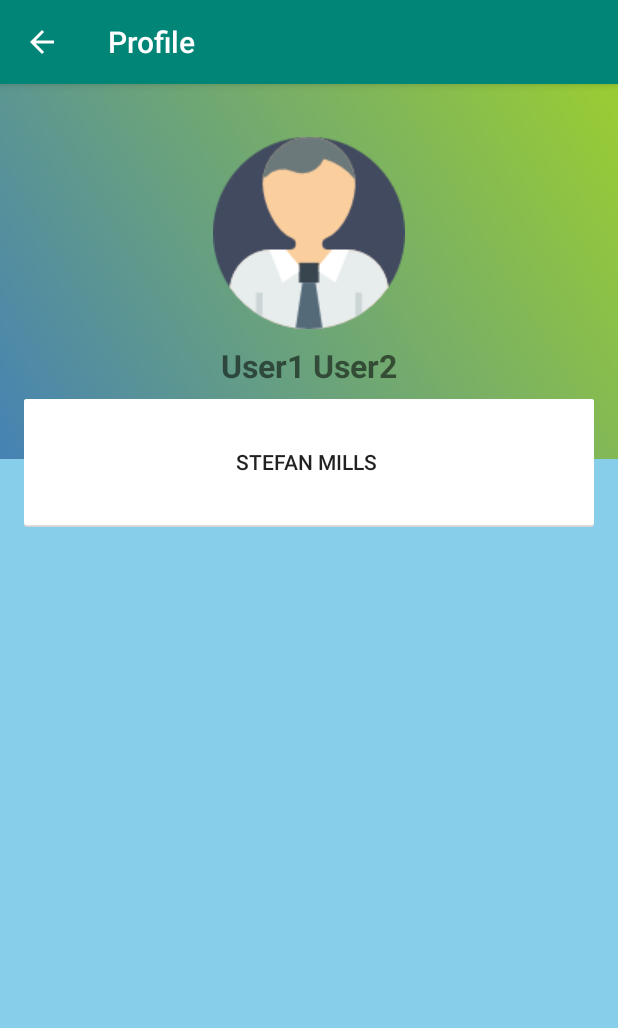
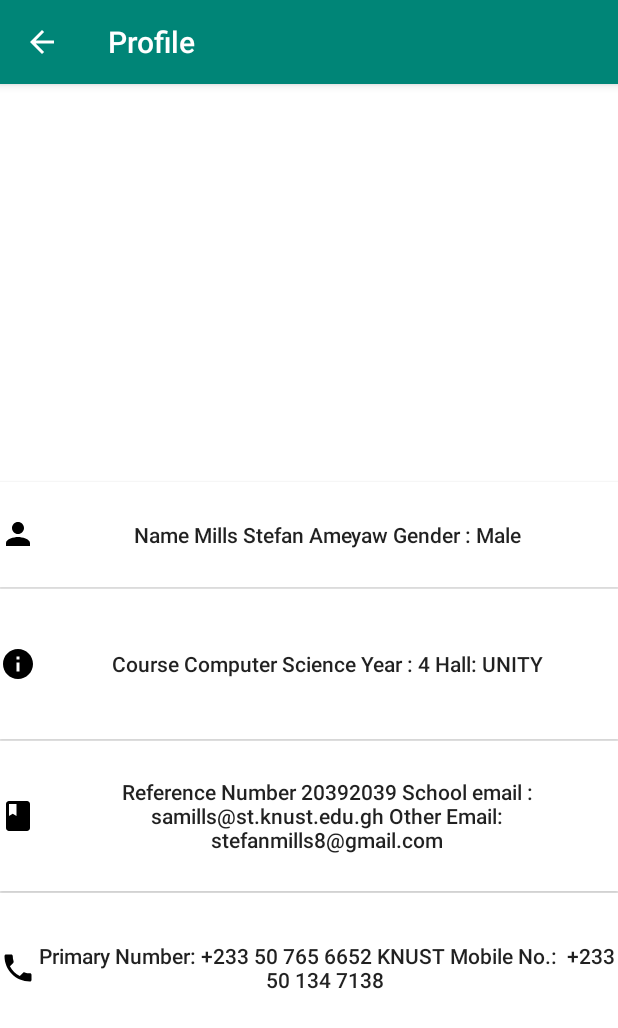
Before and after one commit to stefanmills/votingapp, an Android app: the Profile screen opened directly, with no data from a screen before it, on a phone screen of 412 x 824 dp. Shown: the top 1028 px of the screen. Run offline under Robolectric (Android 15) with nearby library versions, the phone set to English and light mode, and no system bars.

Commit message:
drawer buttons

```diff
--- a/app/src/main/java/com/example/votingapp/Settings.java
+++ b/app/src/main/java/com/example/votingapp/Settings.java
@@ -2,11 +2,17 @@ package com.example.votingapp;
 
 import android.os.Bundle;
 import android.support.annotation.Nullable;
+import android.support.v7.app.ActionBar;
 import android.support.v7.app.AppCompatActivity;
 
 public class Settings extends AppCompatActivity {
     @Override
     protected void onCreate(@Nullable Bundle savedInstanceState) {
         super.onCreate(savedInstanceState);
+
+        setContentView(R.layout.settings);
+        ActionBar actionBar = getSupportActionBar();
+        actionBar.setTitle("Settings");
+
     }
 }
--- a/app/src/main/java/com/example/votingapp/VotePage.java
+++ b/app/src/main/java/com/example/votingapp/VotePage.java
@@ -47,6 +47,12 @@ public class VotePage extends AppCompatActivity implements NavigationView.OnNavi
                     Intent share= new Intent(VotePage.this, Share.class);
                     startActivity(share);
                     return true;
+
+            case  R.id.Help:
+                Intent help= new Intent(getApplicationContext(), Help.class);
+                startActivity(help);
+                return true;
+
             case  R.id.Logout:
                 drawer.closeDrawer(Gravity.START, false);
 
--- /dev/null
+++ b/app/src/main/res/drawable/book.xml
@@ -0,0 +1,9 @@
+<vector xmlns:android="http://schemas.android.com/apk/res/android"
+        android:width="24dp"
+        android:height="24dp"
+        android:viewportWidth="24.0"
+        android:viewportHeight="24.0">
+    <path
+        android:fillColor="#FF000000"
+        android:pathData="M18,2H6c-1.1,0 -2,0.9 -2,2v16c0,1.1 0.9,2 2,2h12c1.1,0 2,-0.9 2,-2V4c0,-1.1 -0.9,-2 -2,-2zM6,4h5v8l-2.5,-1.5L6,12V4z"/>
+</vector>
--- /dev/null
+++ b/app/src/main/res/drawable/info.xml
@@ -0,0 +1,9 @@
+<vector xmlns:android="http://schemas.android.com/apk/res/android"
+        android:width="24dp"
+        android:height="24dp"
+        android:viewportWidth="24.0"
+        android:viewportHeight="24.0">
+    <path
+        android:fillColor="#FF000000"
+        android:pathData="M12,2C6.48,2 2,6.48 2,12s4.48,10 10,10 10,-4.48 10,-10S17.52,2 12,2zM13,17h-2v-6h2v6zM13,9h-2L11,7h2v2z"/>
+</vector>
--- /dev/null
+++ b/app/src/main/res/drawable/phone.xml
@@ -0,0 +1,9 @@
+<vector xmlns:android="http://schemas.android.com/apk/res/android"
+        android:width="24dp"
+        android:height="24dp"
+        android:viewportWidth="24.0"
+        android:viewportHeight="24.0">
+    <path
+        android:fillColor="#FF000000"
+        android:pathData="M6.62,10.79c1.44,2.83 3.76,5.14 6.59,6.59l2.2,-2.2c0.27,-0.27 0.67,-0.36 1.02,-0.24 1.12,0.37 2.33,0.57 3.57,0.57 0.55,0 1,0.45 1,1V20c0,0.55 -0.45,1 -1,1 -9.39,0 -17,-7.61 -17,-17 0,-0.55 0.45,-1 1,-1h3.5c0.55,0 1,0.45 1,1 0,1.25 0.2,2.45 0.57,3.57 0.11,0.35 0.03,0.74 -0.25,1.02l-2.2,2.2z"/>
+</vector>
--- a/app/src/main/res/layout/profile.xml
+++ b/app/src/main/res/layout/profile.xml
@@ -1,50 +1,84 @@
 <?xml version="1.0" encoding="utf-8"?>
-<LinearLayout
+<RelativeLayout
     xmlns:android="http://schemas.android.com/apk/res/android"
     android:layout_width="match_parent"
     android:layout_height="match_parent"
-    android:background="@color/skyblue"
+    android:background="@color/white"
     android:orientation="vertical"
     >
-    <RelativeLayout
+
+    <ScrollView
         android:layout_width="match_parent"
-        android:layout_height="300dp">
-        <LinearLayout
-            android:layout_width="match_parent"
-            android:layout_height="250dp"
-            android:background="@drawable/gradientbackground"
-            android:orientation="vertical"
-           >
-            <ImageView
-                android:layout_marginTop="35dp"
-                android:layout_gravity="center_horizontal"
-                android:layout_width="wrap_content"
-                android:layout_height="wrap_content"
-                android:src="@drawable/profile"
-                />
-            <TextView
-                android:layout_marginTop="10dp"
-                android:layout_gravity="center_horizontal"
-                android:layout_width="wrap_content"
-                android:layout_height="wrap_content"
-                android:text="User1 User2"
-                android:textStyle="bold"
-                android:textSize="21sp"
-                />
+        android:layout_height="match_parent"
+       android:layout_alignParentStart="true"
+        android:layout_alignParentLeft="true"
+        android:layout_alignParentTop="true">
+<RelativeLayout
+    android:layout_width="match_parent"
+    android:layout_height="match_parent">
+    <ImageView
+        android:layout_width="250dp"
+        android:layout_height="250dp"
+        android:layout_alignParentTop="true"
+        android:layout_centerHorizontal="true"
+        android:layout_marginTop="15dp"
+        android:id="@+id/profilepic"/>
 
-        </LinearLayout>
-        <Button
-            android:layout_width="400dp"
-            android:layout_height="120dp"
-            android:background="@drawable/cards"
-            android:layout_centerHorizontal="true"
-            android:layout_marginTop="200dp"
-            android:text="STEFAN MILLS "/>
+    <Button
+        android:layout_width="match_parent"
+        android:layout_height="70dp"
+        android:background="@color/white"
+        android:layout_below="@id/profilepic"
+        android:drawableLeft="@drawable/ic_profile"
+        android:text="Name
+Mills Stefan Ameyaw
+Gender : Male"
+        android:id="@+id/userdetails"
+        android:textAllCaps="false"/>
+    <Button
+        android:layout_width="match_parent"
+        android:layout_height="100dp"
+        android:background="@color/white"
+        android:layout_below="@id/userdetails"
+        android:layout_marginTop="1dp"
+        android:drawableLeft="@drawable/info"
+        android:text="Course
+Computer Science
+Year : 4
+Hall: UNITY"
+        android:id="@+id/hallyear"
+        android:textAllCaps="false"/>
 
+    <Button
+        android:layout_width="match_parent"
+        android:layout_height="100dp"
+        android:layout_marginTop="1dp"
+        android:background="@color/white"
+        android:layout_below="@id/hallyear"
+        android:drawableLeft="@drawable/book"
+        android:text="Reference Number
+20392039
+School email :  samills@st.knust.edu.gh
+Other Email: stefanmills8@gmail.com"
+        android:id="@+id/refmail"
+        android:textAllCaps="false"/>
 
-    </RelativeLayout>
+    <Button
+        android:layout_width="match_parent"
+        android:layout_height="100dp"
+        android:layout_marginTop="1dp"
+        android:background="@color/white"
+        android:layout_below="@id/refmail"
+        android:drawableLeft="@drawable/phone"
+        android:text="Primary Number: +233 50 765 6652
+KNUST Mobile No.:  +233 50 134 7138 "
+        android:id="@+id/phone"
+        android:textAllCaps="false"/>
 
 
 
+</RelativeLayout>
+    </ScrollView>
 
-</LinearLayout>
+
+</RelativeLayout>
```
Also changed, not shown: app/src/main/java/com/example/votingapp/Help.java (+10 -5 lines), app/src/main/res/drawable/accounts.xml (added, +9 -0 lines), app/src/main/res/drawable/friends.xml (added, +9 -0 lines), app/src/main/res/layout/help.xml (+52 -0 lines), app/src/main/res/layout/settings.xml (+54 -0 lines).
